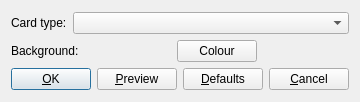
Qt form mnemosyne/mnemosyne/pyqt_ui/card_appearance_dlg.ui (vasvlad/pomni) before a commit.
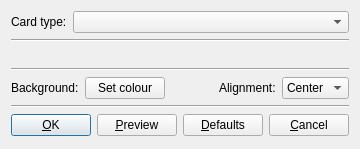
The same form after that commit.

Commit message: Using css, it's very difficult to control aligment on a per field basis, so we do it on a card type level.

```diff
--- a/mnemosyne/mnemosyne/pyqt_ui/card_appearance_dlg.ui
+++ b/mnemosyne/mnemosyne/pyqt_ui/card_appearance_dlg.ui
@@ -5,8 +5,8 @@
    <rect>
     <x>0</x>
     <y>0</y>
-    <width>309</width>
-    <height>102</height>
+    <width>343</width>
+    <height>149</height>
    </rect>
   </property>
   <property name="windowTitle" >
@@ -36,23 +36,16 @@
        </item>
       </layout>
      </item>
+     <item>
+      <widget class="Line" name="line_3" >
+       <property name="orientation" >
+        <enum>Qt::Horizontal</enum>
+       </property>
+      </widget>
+     </item>
      <item>
       <layout class="QGridLayout" name="gridLayout" >
-       <item row="0" column="2" >
-        <widget class="QPushButton" name="background_button" >
-         <property name="text" >
-          <string>Colour</string>
-         </property>
-        </widget>
-       </item>
        <item row="0" column="0" >
-        <widget class="QLabel" name="label_3" >
-         <property name="text" >
-          <string>Background:</string>
-         </property>
-        </widget>
-       </item>
-       <item row="0" column="1" >
         <spacer name="horizontalSpacer_2" >
          <property name="orientation" >
           <enum>Qt::Horizontal</enum>
@@ -65,7 +58,7 @@
          </property>
         </spacer>
        </item>
-       <item row="0" column="3" >
+       <item row="0" column="1" >
         <spacer name="horizontalSpacer_3" >
          <property name="orientation" >
           <enum>Qt::Horizontal</enum>
@@ -78,10 +71,94 @@
          </property>
         </spacer>
        </item>
+       <item row="0" column="2" >
+        <spacer name="horizontalSpacer_4" >
+         <property name="orientation" >
+          <enum>Qt::Horizontal</enum>
+         </property>
+         <property name="sizeHint" stdset="0" >
+          <size>
+           <width>40</width>
+           <height>20</height>
+          </size>
+         </property>
+        </spacer>
+       </item>
       </layout>
      </item>
      <item>
-      <layout class="QHBoxLayout" name="button_row" >
+      <widget class="Line" name="line" >
+       <property name="orientation" >
+        <enum>Qt::Horizontal</enum>
+       </property>
+      </widget>
+     </item>
+     <item>
+      <layout class="QHBoxLayout" name="horizontal_layout_bg_colour" >
+       <item>
+        <widget class="QLabel" name="bg_label" >
+         <property name="text" >
+          <string>Background:</string>
+         </property>
+        </widget>
+       </item>
+       <item>
+        <widget class="QPushButton" name="background_button" >
+         <property name="text" >
+          <string>Set colour</string>
+         </property>
+        </widget>
+       </item>
+       <item>
+        <spacer name="horizontalSpacer_6" >
+         <property name="orientation" >
+          <enum>Qt::Horizontal</enum>
+         </property>
+         <property name="sizeHint" stdset="0" >
+          <size>
+           <width>40</width>
+           <height>20</height>
+          </size>
+         </property>
+        </spacer>
+       </item>
+       <item>
+        <widget class="QLabel" name="align_label" >
+         <property name="text" >
+          <string>Alignment:</string>
+         </property>
+        </widget>
+       </item>
+       <item>
+        <widget class="QComboBox" name="alignment" >
+         <item>
+          <property name="text" >
+           <string>Center</string>
+          </property>
+         </item>
+         <item>
+          <property name="text" >
+           <string>Left</string>
+          </property>
+         </item>
+         <item>
+          <property name="text" >
+           <string>Right</string>
+          </property>
+         </item>
+        </widget>
+       </item>
+      </layout>
+     </item>
+     <item>
+      <widget class="Line" name="line_2" >
+       <property name="orientation" >
+        <enum>Qt::Horizontal</enum>
+       </property>
+      </widget>
+     </item>
+     <item>
+      <layout class="QHBoxLayout" name="horizontalLayout_5" >
        <item>
         <widget class="QPushButton" name="OK_button" >
          <property name="text" >
@@ -102,6 +179,19 @@
          </property>
         </widget>
        </item>
+       <item>
+        <spacer name="horizontalSpacer" >
+         <property name="orientation" >
+          <enum>Qt::Horizontal</enum>
+         </property>
+         <property name="sizeHint" stdset="0" >
+          <size>
+           <width>40</width>
+           <height>20</height>
+          </size>
+         </property>
+        </spacer>
+       </item>
        <item>
         <widget class="QPushButton" name="defaults_button" >
          <property name="text" >
```
The commit also changes 3 other files.
